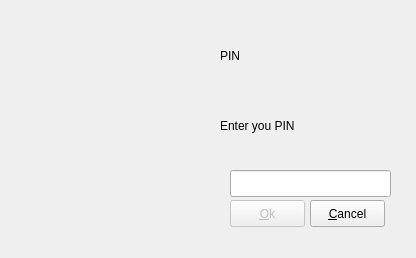
Before: the Qt Designer form _src/eidmw/dialogs/dialogsQTsrv/dlgWndAskPIN.ui in 12019/svn.gov.pt, drawn with Qt 5.
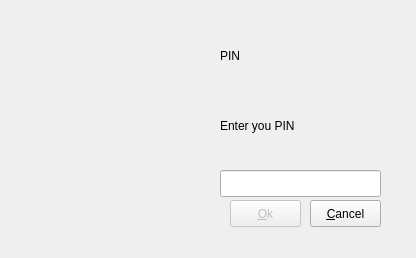
After: the same form once the commit is applied. Icons and pictures are not drawn.

Diff of the .ui file:
```diff
--- a/_src/eidmw/dialogs/dialogsQTsrv/dlgWndAskPIN.ui
+++ b/_src/eidmw/dialogs/dialogsQTsrv/dlgWndAskPIN.ui
@@ -236,7 +236,7 @@
   <widget class="QLineEdit" name="txtPIN">
    <property name="geometry">
     <rect>
-     <x>230</x>
+     <x>220</x>
      <y>170</y>
      <width>161</width>
      <height>27</height>
@@ -254,7 +254,7 @@
     <rect>
      <x>230</x>
      <y>200</y>
-     <width>75</width>
+     <width>71</width>
      <height>27</height>
     </rect>
    </property>
@@ -292,7 +292,7 @@
     <rect>
      <x>310</x>
      <y>200</y>
-     <width>75</width>
+     <width>71</width>
      <height>27</height>
     </rect>
    </property>
@@ -300,7 +300,7 @@
     <string>&amp;Cancel</string>
    </property>
   </widget>
-  <widget class="QWidget" name="">
+  <widget class="QWidget" name="layoutWidget">
    <property name="geometry">
     <rect>
      <x>20</x>
@@ -332,7 +332,15 @@
     </item>
    </layout>
   </widget>
-  <widget class="QWidget" name="">
+  <widget class="QWidget" name="layoutWidget">
+   <property name="geometry">
+    <rect>
+     <x>0</x>
+     <y>0</y>
+     <width>263</width>
+     <height>22</height>
+    </rect>
+   </property>
    <layout class="QHBoxLayout">
     <item>
      <spacer>
```
Left out of the diff: 4 changed lines with no effect on the pictures.
